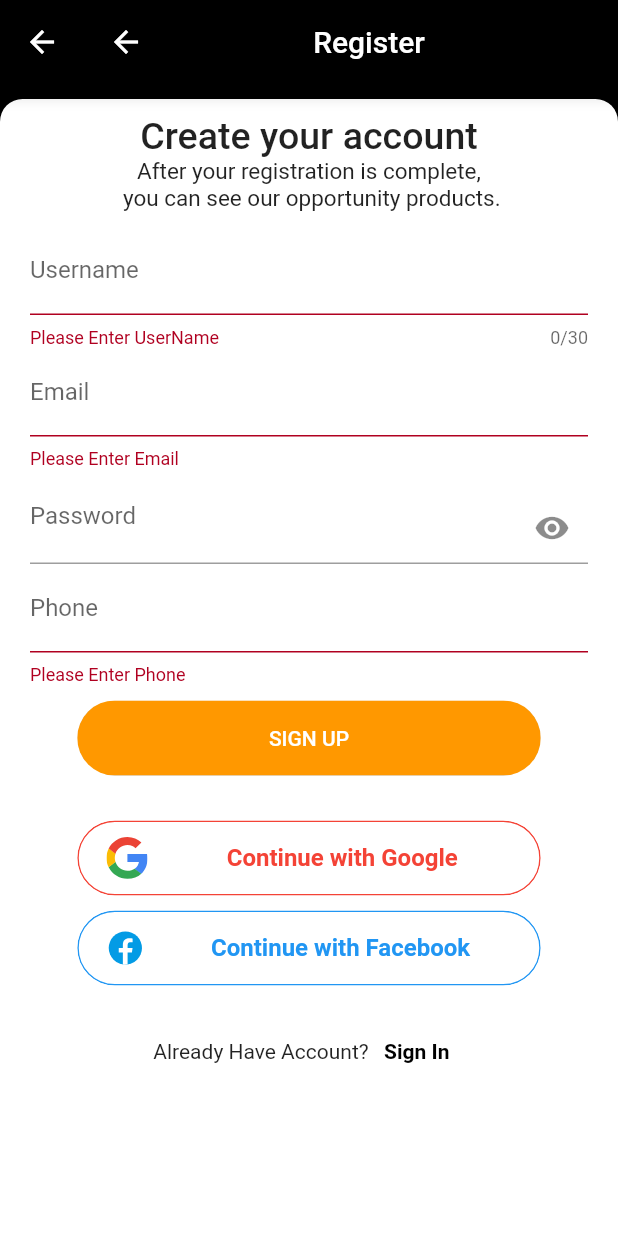
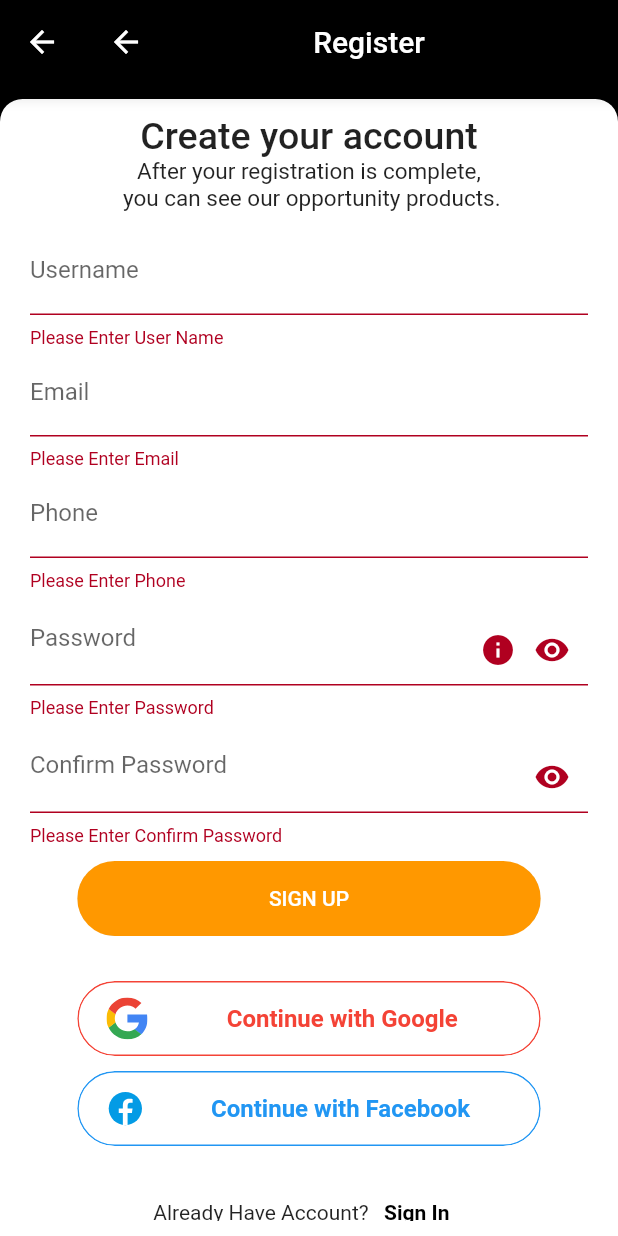
Before and after one commit to AradhyaNepal/2079-Dashain-Onboarding, a Flutter app: the SignupPage screen opened by its route, after a tap on "Sign In", after a tap on "Sign Up", after a tap on "SIGN UP", on a phone screen of 412 x 824 dp. Run offline on Flutter 3.47's test engine with Material 2 defaults, Android fonts, the phone set to English and light mode, and no system bars; our stand-ins replace flutter_svg, smooth_page_indicator.

```diff
--- a/UIOne/lib/screens/registration/login.dart
+++ b/UIOne/lib/screens/registration/login.dart
@@ -1,6 +1,10 @@
 import 'package:flutter/material.dart';
 import 'package:ui_one/screens/registration/signup.dart';
+import 'package:ui_one/screens/registration/widgets/facebook_widget.dart';
+import 'package:ui_one/screens/registration/widgets/password_textfield_widget.dart';
 import 'package:ui_one/screens/splash_page/splash_page.dart';
+
+import 'widgets/google_widget.dart';
 
 class LoginPage extends StatelessWidget {
   static const String route="LoginRoute";
@@ -123,9 +127,9 @@ class LoginPage extends StatelessWidget {
                               ),
 
                               SizedBox(height: 30,),
-                              GoogleWidget(size: size),
+                              GoogleWidget(),
                               SizedBox(height: 10,),
-                              FacebookWidget(size: size),
+                              FacebookWidget(),
                               SizedBox(height: 10,),
                               Row(
                                 children: [
--- a/UIOne/lib/screens/registration/signup.dart
+++ b/UIOne/lib/screens/registration/signup.dart
@@ -1,8 +1,10 @@
 import 'package:flutter/material.dart';
-import 'package:flutter_svg/flutter_svg.dart';
-import 'package:ui_one/data/services/assets_location.dart';
 import 'package:ui_one/screens/registration/login.dart';
 import 'package:ui_one/screens/splash_page/splash_page.dart';
+
+import 'widgets/facebook_widget.dart';
+import 'widgets/google_widget.dart';
+import 'widgets/password_textfield_widget.dart';
 
 class SignupPage extends StatelessWidget {
   final GlobalKey<FormState> formKey=GlobalKey();
@@ -15,7 +17,6 @@ class SignupPage extends StatelessWidget {
     final size=MediaQuery.of(context).size;
     return WillPopScope(
       onWillPop: () async{
-
         Navigator.pushReplacementNamed(context, SplashPage.route,arguments: true);
         return false;
       },
@@ -89,7 +90,7 @@ class SignupPage extends StatelessWidget {
                                       textInputAction:TextInputAction.next,
                                       validator: (value){
                                         if(value!.isEmpty){
-                                          return "Please Enter UserName";
+                                          return "Please Enter User Name";
                                         }
                                         if(value.length<=5){
                                           return "Must be greater than 5 characters ";
@@ -97,6 +98,7 @@ class SignupPage extends StatelessWidget {
                                         return null;
                                       },
                                       decoration: InputDecoration(
+                                        counterText: "",
                                         labelText: "Username",
 
                                       ),
@@ -108,7 +110,7 @@ class SignupPage extends StatelessWidget {
                                         if(value!.isEmpty){
                                           return "Please Enter Email";
                                         }
-                                        if(RegExp(r"^[a-zA-Z0-9.a-zA-Z0-9.!#$%&'*+-/=?^_`{|}~]+@[a-zA-Z0-9]+\.[a-zA-Z]+").hasMatch(value)){
+                                        if(!RegExp(r"^[a-zA-Z0-9.a-zA-Z0-9.!#$%&'*+-/=?^_`{|}~]+@[a-zA-Z0-9]+\.[a-zA-Z]+").hasMatch(value)){
                                           return "Please Enter Valid Email";
                                         }
                                         return null;
@@ -118,13 +120,9 @@ class SignupPage extends StatelessWidget {
 
                                       ),
                                     ),
-                                    PasswordField(
-                                      nextFocus: focusNode,
-                                      validateMoreThanEmpty: true,
-                                    ),
+
                                     TextFormField(
-                                      focusNode: focusNode,
-                                      textInputAction:TextInputAction.done,
+                                      textInputAction:TextInputAction.next,
                                       keyboardType: TextInputType.phone,
                                       maxLength: 10,
                                       validator: (value){
@@ -140,6 +138,15 @@ class SignupPage extends StatelessWidget {
                                         labelText: "Phone",
                                           counterText: ""
                                       ),
+                                    ),
+                                    PasswordField(
+                                      nextFocus: focusNode,
+                                      validateMoreThanEmpty: true,
+                                    ),
+                                    PasswordField(
+                                      currentFocus: focusNode,
+                                      next: false,
+                                      confirmPassword: true,
                                     ),
                                     SizedBox(height: 10,),
                                     ClipRRect(
@@ -159,10 +166,10 @@ class SignupPage extends StatelessWidget {
                                       ),
                                     ),
                                     SizedBox(height: 30,),
-                                    GoogleWidget(size: size),
+                                    GoogleWidget(),
 
                                     SizedBox(height: 10,),
-                                    FacebookWidget(size: size),
+                                    FacebookWidget(),
                                     SizedBox(height: 20,),
                                     Row(
                                       children: [
@@ -195,144 +202,3 @@ class SignupPage extends StatelessWidget {
     );
   }
 }
-
-class FacebookWidget extends StatelessWidget {
-  const FacebookWidget({
-    Key? key,
-    required this.size,
-  }) : super(key: key);
-
-  final Size size;
-
-  @override
-  Widget build(BuildContext context) {
-    return InkWell(
-      onTap: (){},
-      child: ClipRRect(
-        borderRadius: BorderRadius.circular(50),
-        child: Container(
-          height: 50,
-          padding: EdgeInsets.all(10),
-          decoration: BoxDecoration(
-              borderRadius: BorderRadius.circular(50),
-              border: Border.all(color: Colors.blue)
-          ),
-          width: size.width*0.75,
-          child: Row(
-            children: [
-              Expanded(
-                flex:2,
-                child: SvgPicture.asset(
-                    AssetsLocation.facebookLogo
-                ),
-              ),
-              SizedBox(width: 15,),
-              Spacer(),
-              Text(
-                  "Continue with Facebook",
-                style: TextStyle(
-                    fontSize: 16,
-                    color: Colors.blue,
-                    fontWeight: FontWeight.w600
-                ),
-              ),
-              Spacer(),
-              SizedBox(width: 15,),
-            ],
-          ),
-        ),
-      ),
-    );
-  }
-}
-
-class GoogleWidget extends StatelessWidget {
-  const GoogleWidget({
-    Key? key,
-    required this.size,
-  }) : super(key: key);
-
-  final Size size;
-
-  @override
-  Widget build(BuildContext context) {
-    return InkWell(
-      onTap: (){},
-      child: ClipRRect(
-        borderRadius: BorderRadius.circular(50),
-          child: Container(
-            height: 50,
-            padding: EdgeInsets.all(10),
-            decoration: BoxDecoration(
-              borderRadius: BorderRadius.circular(50),
-              border: Border.all(color: Colors.red)
-            ),
-            width: size.width*0.75,
-            child: Row(
-              children: [
-                Expanded(
-                  child: SvgPicture.asset(
-                      AssetsLocation.googleLogo
-                  ),
-                ),
-                Spacer(),
-                Text(
-                    "Continue with Google",
-                  style: TextStyle(
-                    fontSize: 16,
-                    color: Colors.red,
-                    fontWeight: FontWeight.w600
-                  ),
-                ),
-                Spacer()
-              ],
-            ),
-          ),
-        ),
-    );
-  }
-}
-
-class PasswordField extends StatefulWidget {
-  final FocusNode? nextFocus;
-  final bool next;
-  final bool validateMoreThanEmpty;
-  const PasswordField({
-    this.validateMoreThanEmpty=false,
-    this.next=true,
-    this.nextFocus,
-    Key? key,
-  }) : super(key: key);
-
-  @override
-  State<PasswordField> createState() => _PasswordFieldState();
-}
-
-class _PasswordFieldState extends State<PasswordField> {
-  bool passwordVisible=false;
-  @override
-  Widget build(BuildContext context) {
-    return TextFormField(
-
-      onFieldSubmitted: (_){
-        FocusScope.of(context).requestFocus(widget.nextFocus);
-      },
-      textInputAction:widget.next?TextInputAction.next:TextInputAction.done,
-      obscureText: !passwordVisible,
-      decoration: InputDecoration(
-          labelText: "Password",
-        suffixIcon: Padding(
-          padding: EdgeInsets.only(top: 15), // add padding to adjust icon
-          child: IconButton(
-            onPressed: (){
-              setState(() {
-                passwordVisible=!passwordVisible;
-              });
-            },
-              icon: Icon(passwordVisible?Icons.visibility_off:Icons.visibility)
-          ),
-        ),
-      ),
-    );
-  }
-}
--- /dev/null
+++ b/UIOne/lib/screens/registration/widgets/facebook_widget.dart
@@ -0,0 +1,53 @@
+
+import 'package:flutter/material.dart';
+import 'package:flutter_svg/flutter_svg.dart';
+import 'package:ui_one/data/services/assets_location.dart';
+
+class FacebookWidget extends StatelessWidget {
+  const FacebookWidget({
+    Key? key,
+  }) : super(key: key);
+
+
+  @override
+  Widget build(BuildContext context) {
+    final size=MediaQuery.of(context).size;
+    return InkWell(
+      onTap: (){},
+      child: ClipRRect(
+        borderRadius: BorderRadius.circular(50),
+        child: Container(
+          height: 50,
+          padding: EdgeInsets.all(10),
+          decoration: BoxDecoration(
+              borderRadius: BorderRadius.circular(50),
+              border: Border.all(color: Colors.blue)
+          ),
+          width: size.width*0.75,
+          child: Row(
+            children: [
+              Expanded(
+                flex:2,
+                child: SvgPicture.asset(
+                    AssetsLocation.facebookLogo
+                ),
+              ),
+              SizedBox(width: 15,),
+              Spacer(),
+              Text(
+                "Continue with Facebook",
+                style: TextStyle(
+                    fontSize: 16,
+                    color: Colors.blue,
+                    fontWeight: FontWeight.w600
+                ),
+              ),
+              Spacer(),
+              SizedBox(width: 15,),
+            ],
+          ),
+        ),
+      ),
+    );
+  }
+}
--- /dev/null
+++ b/UIOne/lib/screens/registration/widgets/google_widget.dart
@@ -0,0 +1,51 @@
+
+import 'package:flutter/material.dart';
+import 'package:flutter_svg/flutter_svg.dart';
+import 'package:ui_one/data/services/assets_location.dart';
+
+class GoogleWidget extends StatelessWidget {
+  const GoogleWidget({
+    Key? key,
+  }) : super(key: key);
+
+
+
+  @override
+  Widget build(BuildContext context) {
+    final size=MediaQuery.of(context).size;
+    return InkWell(
+      onTap: (){},
+      child: ClipRRect(
+        borderRadius: BorderRadius.circular(50),
+        child: Container(
+          height: 50,
+          padding: EdgeInsets.all(10),
+          decoration: BoxDecoration(
+              borderRadius: BorderRadius.circular(50),
+              border: Border.all(color: Colors.red)
+          ),
+          width: size.width*0.75,
+          child: Row(
+            children: [
+              Expanded(
+                child: SvgPicture.asset(
+                    AssetsLocation.googleLogo
+                ),
+              ),
+              Spacer(),
+              Text(
+                "Continue with Google",
+                style: TextStyle(
+                    fontSize: 16,
+                    color: Colors.red,
+                    fontWeight: FontWeight.w600
+                ),
+              ),
+              Spacer()
+            ],
+          ),
+        ),
+      ),
+    );
+  }
+}
--- /dev/null
+++ b/UIOne/lib/screens/registration/widgets/password_textfield_widget.dart
@@ -0,0 +1,103 @@
+
+import 'package:flutter/material.dart';
+
+class PasswordField extends StatefulWidget {
+  final FocusNode? nextFocus;
+  final FocusNode? currentFocus;
+  final bool next;
+  final bool validateMoreThanEmpty;
+  final bool confirmPassword;
+  const PasswordField({
+    this.currentFocus,
+    this.validateMoreThanEmpty=false,
+    this.next=true,
+    this.nextFocus,
+    this.confirmPassword=false,
+    Key? key,
+  }) : super(key: key);
+
+  @override
+  State<PasswordField> createState() => _PasswordFieldState();
+}
+
+class _PasswordFieldState extends State<PasswordField> {
+  bool passwordVisible=false;
+  @override
+  Widget build(BuildContext context) {
+    return TextFormField(
+      focusNode: widget.currentFocus,
+      maxLength: 30,
+      validator: (value){
+        if(value!.isEmpty){
+          return "Please Enter "+(widget.confirmPassword?"Confirm Password":"Password");
+        }
+        if(widget.validateMoreThanEmpty){
+          if(value.length<8){
+            return "Password Must be 8 digit long";
+          }
+          if(!RegExp(r'[a-z]+').hasMatch(value)){
+            return "Password must have 1 Small Digit";
+          }
+          if(!RegExp(r'[A-Z]+').hasMatch(value)){
+            return "Password must have 1 Big Digit";
+          }
+          if(!RegExp(r'[0-9]+').hasMatch(value)){
+            return "Password must have 1 number";
+          }
+          if(!RegExp(r'[^a-zA-Z0-9]+').hasMatch(value)){
+            return "Password must have 1 special character";
+          }
+        }
+        return null;
+      },
+      onFieldSubmitted: (_){
+        FocusScope.of(context).requestFocus(widget.nextFocus);
+      },
+      textInputAction:widget.next?TextInputAction.next:TextInputAction.done,
+      obscureText: !passwordVisible,
+
+      decoration: InputDecoration(
+
+        counterText: "",
+        labelText: widget.confirmPassword?"Confirm Password":"Password",
+        suffixIcon: Padding(
+          padding: EdgeInsets.only(top: 15), // add padding to adjust icon
+          child: SizedBox(
+            width: widget.validateMoreThanEmpty?80:40,
+            child: Row(
+              mainAxisAlignment: MainAxisAlignment.end,
+              children: [
+                widget.validateMoreThanEmpty?
+                Tooltip(
+                  decoration: BoxDecoration(
+                    color: Colors.red.withOpacity(0.9),
+                    borderRadius: const BorderRadius.all(Radius.circular(4)),
+                  ),
+                  showDuration: Duration(milliseconds: 2500),
+                  triggerMode: TooltipTriggerMode.tap,
+                  message: "8-30 Digits\n1 Capital\n1 Small\n1 Digit\n1 Special Character",
+                  child: Icon(
+                      Icons.info
+                  ),
+                ):
+                SizedBox(),
+                IconButton(
+
+                    onPressed: (){
+                      setState(() {
+                        passwordVisible=!passwordVisible;
+                      });
+                    },
+                    icon: Icon(
+                        passwordVisible?Icons.visibility_off:Icons.visibility
+                    ),
+                ),
+
+              ],
+            ),
+          ),
+        ),
+      ),
+    );
+  }
+}
```
Also changed, not shown: 2 other files.
